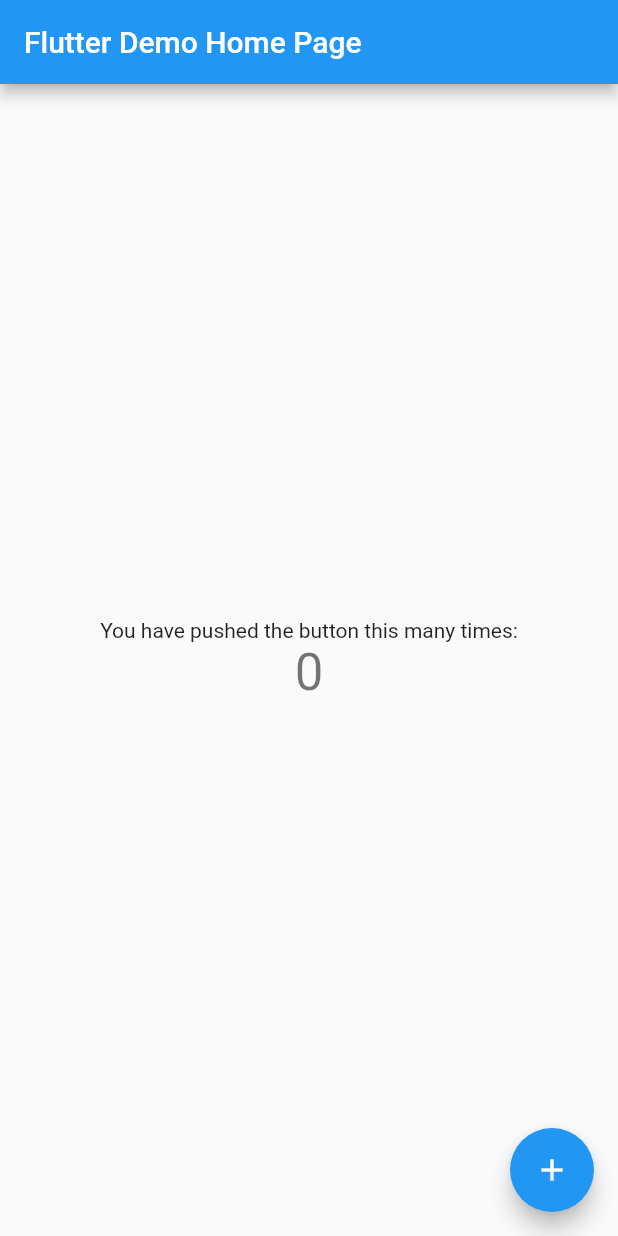
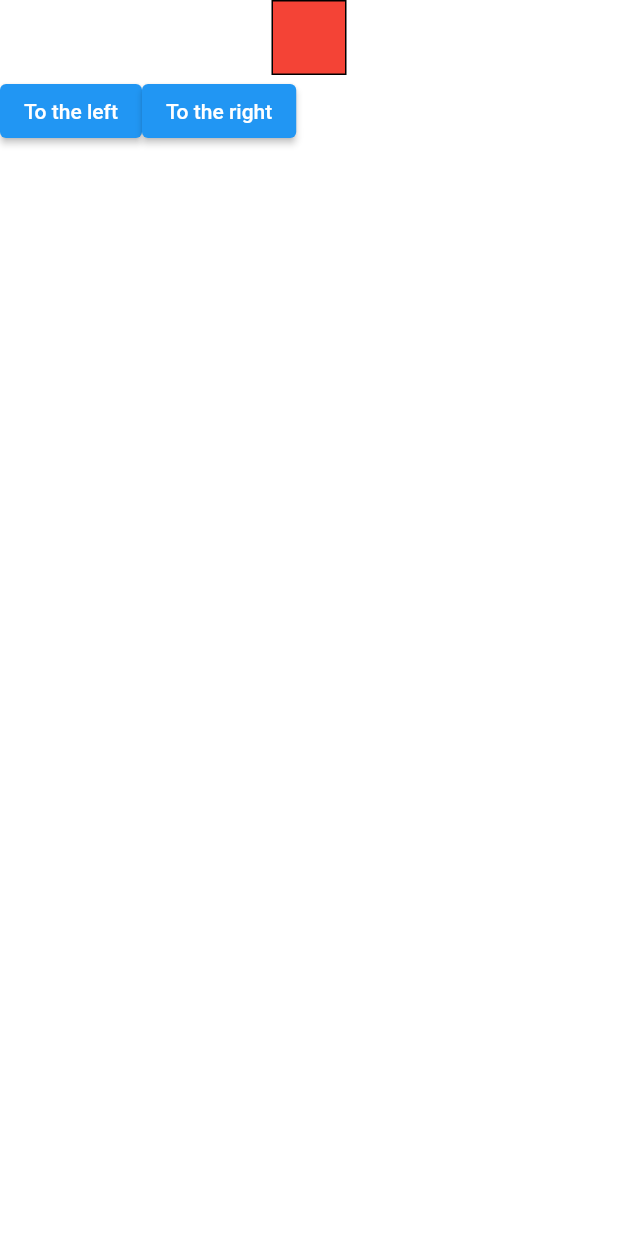
Before and after one commit to michurinn/freestyle, a Flutter app: the screen it shows after launch, on a phone screen of 412 x 824 dp. Run offline on Flutter 3.47's test engine with Material 2 defaults, Android fonts, the phone set to English and light mode, and no system bars.

Commit message:
TEST WORK RED SQUARE

```diff
--- a/lib/main.dart
+++ b/lib/main.dart
@@ -1,115 +1,111 @@
 import 'package:flutter/material.dart';
 
 void main() {
-  runApp(const MyApp());
+  runApp(MyApp());
 }
 
 class MyApp extends StatelessWidget {
-  const MyApp({super.key});
-
-  // This widget is the root of your application.
   @override
   Widget build(BuildContext context) {
     return MaterialApp(
-      title: 'Flutter Demo',
-      theme: ThemeData(
-        // This is the theme of your application.
-        //
-        // Try running your application with "flutter run". You'll see the
-        // application has a blue toolbar. Then, without quitting the app, try
-        // changing the primarySwatch below to Colors.green and then invoke
-        // "hot reload" (press "r" in the console where you ran "flutter run",
-        // or simply save your changes to "hot reload" in a Flutter IDE).
-        // Notice that the counter didn't reset back to zero; the application
-        // is not restarted.
-        primarySwatch: Colors.blue,
-      ),
-      home: const MyHomePage(title: 'Flutter Demo Home Page'),
+      home: SquareAnimation(),
     );
   }
 }
 
-class MyHomePage extends StatefulWidget {
-  const MyHomePage({super.key, required this.title});
+class SquareAnimation extends StatefulWidget {
+  @override
+  State<SquareAnimation> createState() {
+    return SquareAnimationState();
+  }
+}
 
-  // This widget is the home page of your application. It is stateful, meaning
-  // that it has a State object (defined below) that contains fields that affect
-  // how it looks.
+class SquareAnimationState extends State<SquareAnimation>
+    with SingleTickerProviderStateMixin {
+  late final AnimationController _controller;
+  late final Animation<AlignmentGeometry> _animation;
+  bool isStartPosition = true;
+  @override
+  void initState() {
+    super.initState();
+    _controller = AnimationController(
+      value: 0.5,
+      duration: const Duration(seconds: 1),
+      vsync: this,
+    );
+    _animation = Tween<AlignmentGeometry>(
+      begin: Alignment.centerLeft,
+      end: Alignment.centerRight,
+    ).animate(
+      CurvedAnimation(
+        parent: _controller,
+        curve: Curves.linear,
+      ),
+    );
+    _controller.addListener(() {
+      isStartPosition == true ? setState(() => isStartPosition = false) : null;
+    });
+    _animation.addStatusListener((status) {
+      // Repaint screen to enable/disable buttons
+      setState(() {});
+    });
+  }
 
-  // This class is the configuration for the state. It holds the values (in this
-  // case the title) provided by the parent (in this case the App widget) and
-  // used by the build method of the State. Fields in a Widget subclass are
-  // always marked "final".
-
-  final String title;
+  static const squareSize = 50.0;
 
   @override
-  State<MyHomePage> createState() => _MyHomePageState();
-}
-
-class _MyHomePageState extends State<MyHomePage> {
-  int _counter = 0;
-
-  void _incrementCounter() {
-    setState(() {
-      // This call to setState tells the Flutter framework that something has
-      // changed in this State, which causes it to rerun the build method below
-      // so that the display can reflect the updated values. If we changed
-      // _counter without calling setState(), then the build method would not be
-      // called again, and so nothing would appear to happen.
-      _counter++;
-    });
+  void dispose() {
+    _controller.dispose();
+    super.dispose();
   }
 
   @override
   Widget build(BuildContext context) {
-    // This method is rerun every time setState is called, for instance as done
-    // by the _incrementCounter method above.
-    //
-    // The Flutter framework has been optimized to make rerunning build methods
-    // fast, so that you can just rebuild anything that needs updating rather
-    // than having to individually change instances of widgets.
-    return Scaffold(
-      appBar: AppBar(
-        // Here we take the value from the MyHomePage object that was created by
-        // the App.build method, and use it to set our appbar title.
-        title: Text(widget.title),
+    final width = MediaQuery.of(context).size.width;
+    return SizedBox(
+      width: width,
+      child: Column(
+        children: [
+          AlignTransition(
+            alignment: _animation,
+            child: Stack(
+              children: [
+                Container(
+                  width: squareSize,
+                  height: squareSize,
+                  decoration: BoxDecoration(
+                    color: Colors.red,
+                    border: Border.all(),
+                  ),
+                )
+              ],
+            ),
+          ),
+          Row(
+            crossAxisAlignment: CrossAxisAlignment.center,
+            children: [
+              IgnorePointer(
+                ignoring:
+                    _animation.isCompleted || isStartPosition ? false : true,
+                child: ElevatedButton(
+                    onPressed: () {
+                      _controller.reverse();
+                    },
+                    child: const Text("To the left")),
+              ),
+              IgnorePointer(
+                ignoring:
+                    _animation.isDismissed || isStartPosition ? false : true,
+                child: ElevatedButton(
+                    onPressed: () {
+                      _controller.forward();
+                    },
+                    child: const Text("To the right")),
+              )
+            ],
+          )
+        ],
       ),
-      body: Center(
-        // Center is a layout widget. It takes a single child and positions it
-        // in the middle of the parent.
-        child: Column(
-          // Column is also a layout widget. It takes a list of children and
-          // arranges them vertically. By default, it sizes itself to fit its
-          // children horizontally, and tries to be as tall as its parent.
-          //
-          // Invoke "debug painting" (press "p" in the console, choose the
-          // "Toggle Debug Paint" action from the Flutter Inspector in Android
-          // Studio, or the "Toggle Debug Paint" command in Visual Studio Code)
-          // to see the wireframe for each widget.
-          //
-          // Column has various properties to control how it sizes itself and
-          // how it positions its children. Here we use mainAxisAlignment to
-          // center the children vertically; the main axis here is the vertical
-          // axis because Columns are vertical (the cross axis would be
-          // horizontal).
-          mainAxisAlignment: MainAxisAlignment.center,
-          children: <Widget>[
-            const Text(
-              'You have pushed the button this many times:',
-            ),
-            Text(
-              '$_counter',
-              style: Theme.of(context).textTheme.headline4,
-            ),
-          ],
-        ),
-      ),
-      floatingActionButton: FloatingActionButton(
-        onPressed: _incrementCounter,
-        tooltip: 'Increment',
-        child: const Icon(Icons.add),
-      ), // This trailing comma makes auto-formatting nicer for build methods.
     );
   }
 }
```
Also changed, not shown: lib/grid_page.dart (added, +82 -0 lines).
